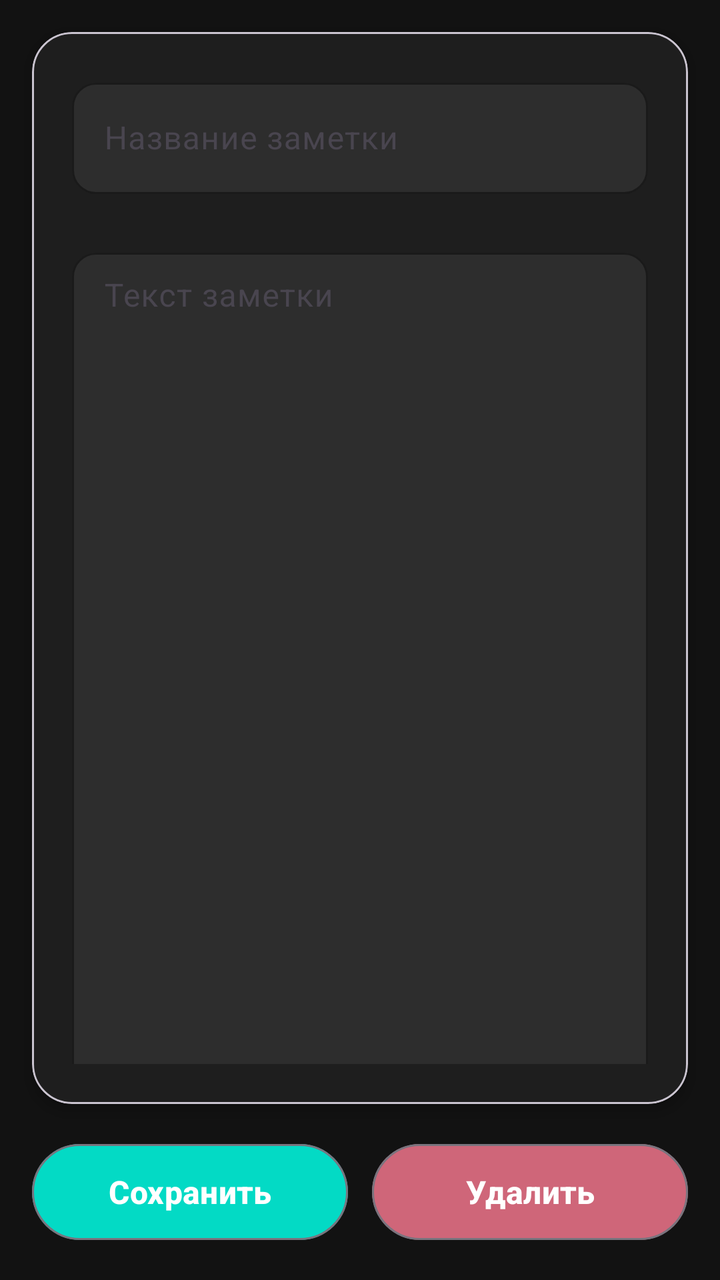
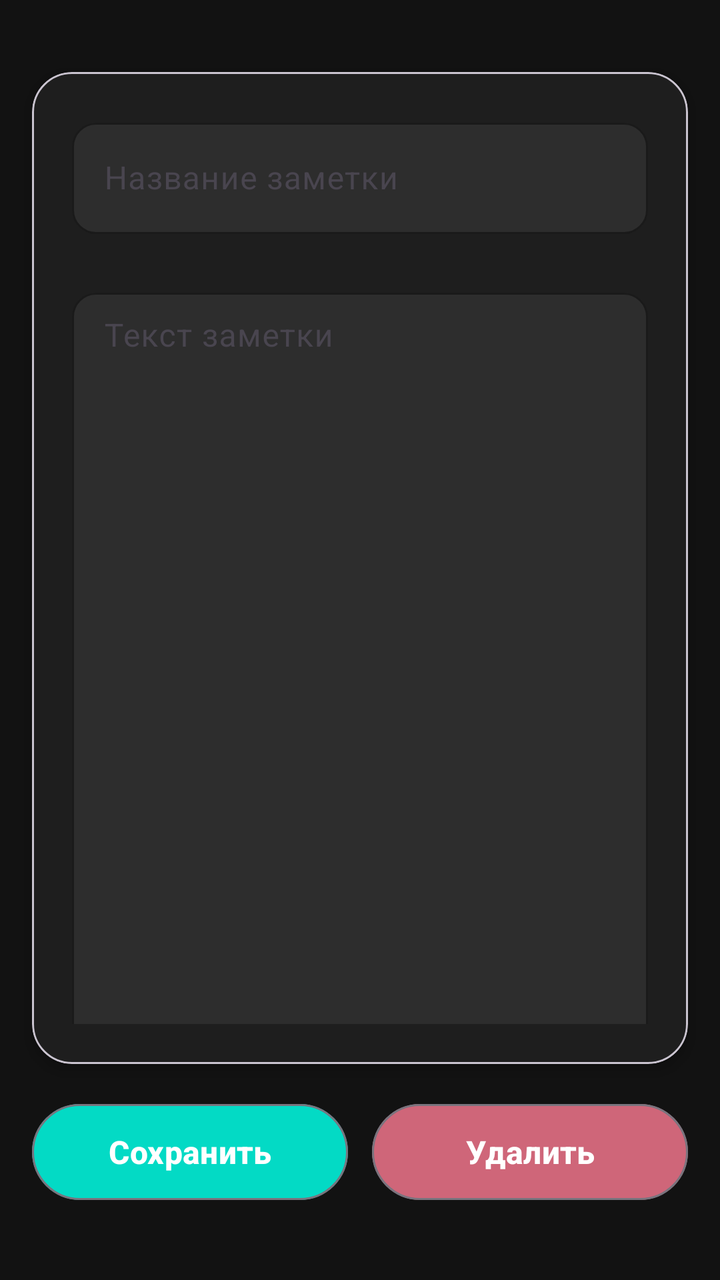

Two renders of the same Android screen: before a commit and after it. Below are the layout's source before the change and the commit's diff.
<!-- AndroidManifest.xml: application theme Theme.PersonalDiary -->
<!-- res/layout/activity_edit.xml -->
<?xml version="1.0" encoding="utf-8"?>
<androidx.constraintlayout.widget.ConstraintLayout
    xmlns:android="http://schemas.android.com/apk/res/android"
    xmlns:app="http://schemas.android.com/apk/res-auto"
    xmlns:tools="http://schemas.android.com/tools"
    android:layout_width="match_parent"
    android:layout_height="match_parent"
    android:background="#121212"
    tools:context=".EditActivity">

    
    <com.google.android.material.card.MaterialCardView
        android:id="@+id/cardInput"
        android:layout_width="0dp"
        android:layout_height="0dp"
        android:layout_margin="16dp"
        app:cardBackgroundColor="#1E1E1E"
        app:cardCornerRadius="20dp"
        app:cardElevation="4dp"
        app:layout_constraintBottom_toTopOf="@+id/buttonsContainer"
        app:layout_constraintEnd_toEndOf="parent"
        app:layout_constraintStart_toStartOf="parent"
        app:layout_constraintTop_toTopOf="parent">

        <androidx.core.widget.NestedScrollView
            android:layout_width="match_parent"
            android:layout_height="match_parent"
            android:padding="20dp">

            <LinearLayout
                android:layout_width="match_parent"
                android:layout_height="match_parent"
                android:orientation="vertical">

                
                <com.google.android.material.textfield.TextInputLayout
                    android:id="@+id/tilNoteName"
                    style="@style/Widget.Material3.TextInputLayout.OutlinedBox"
                    android:layout_width="match_parent"
                    android:layout_height="wrap_content"
                    android:layout_marginBottom="24dp"
                    android:hint="Название заметки"
                    app:boxBackgroundColor="#2D2D2D"
                    app:boxStrokeColor="#BB86FC"
                    app:boxStrokeWidth="1dp"
                    app:boxStrokeWidthFocused="2dp"
                    app:boxCornerRadiusTopStart="12dp"
                    app:boxCornerRadiusTopEnd="12dp"
                    app:boxCornerRadiusBottomStart="12dp"
                    app:boxCornerRadiusBottomEnd="12dp"
                    app:hintTextColor="#9E9E9E"
                    app:startIconTint="#BB86FC">

                    <com.google.android.material.textfield.TextInputEditText
                        android:id="@+id/etNoteName"
                        android:layout_width="match_parent"
                        android:layout_height="match_parent"
                        android:textColor="#FFFFFF"
                        android:textSize="16sp"
                        android:inputType="textCapSentences"
                        android:maxLines="1" />

                </com.google.android.material.textfield.TextInputLayout>

                
                <com.google.android.material.textfield.TextInputLayout
                    android:id="@+id/tilMessage"
                    style="@style/Widget.Material3.TextInputLayout.OutlinedBox"
                    android:layout_width="match_parent"
                    android:layout_height="500dp"
                    android:hint="Текст заметки"
                    app:boxBackgroundColor="#2D2D2D"
                    app:boxStrokeColor="#BB86FC"
                    app:boxStrokeWidth="1dp"
                    app:boxStrokeWidthFocused="2dp"
                    app:boxCornerRadiusTopStart="12dp"
                    app:boxCornerRadiusTopEnd="12dp"
                    app:boxCornerRadiusBottomStart="12dp"
                    app:boxCornerRadiusBottomEnd="12dp"
                    app:hintTextColor="#9E9E9E"
                    app:startIconTint="#BB86FC">

                    <com.google.android.material.textfield.TextInputEditText
                        android:id="@+id/etMessage"
                        android:layout_width="match_parent"
                        android:layout_height="match_parent"
                        android:gravity="top"
                        android:textColor="#FFFFFF"
                        android:textSize="16sp"
                        android:inputType="textMultiLine"
                        android:paddingTop="12dp" />

                </com.google.android.material.textfield.TextInputLayout>

            </LinearLayout>
        </androidx.core.widget.NestedScrollView>
    </com.google.android.material.card.MaterialCardView>

    
    <LinearLayout
        android:id="@+id/buttonsContainer"
        android:layout_width="0dp"
        android:layout_height="wrap_content"
        android:layout_marginStart="16dp"
        android:layout_marginEnd="16dp"
        android:layout_marginBottom="16dp"
        android:orientation="horizontal"
        android:weightSum="2"
        app:layout_constraintBottom_toBottomOf="parent"
        app:layout_constraintEnd_toEndOf="parent"
        app:layout_constraintStart_toStartOf="parent">

        <com.google.android.material.button.MaterialButton
            android:id="@+id/btnSave"
            android:layout_width="0dp"
            android:layout_height="56dp"
            android:layout_weight="1"
            android:layout_marginEnd="12dp"
            android:text="Сохранить"
            android:textColor="#FFFFFF"
            android:textSize="16sp"
            android:textStyle="bold"
            app:backgroundTint="#03DAC5"
            app:cornerRadius="28dp"
            style="@style/Widget.Material3.Button.OutlinedButton" />

        <com.google.android.material.button.MaterialButton
            android:id="@+id/btnDelete"
            android:layout_width="0dp"
            android:layout_height="56dp"
            android:layout_weight="1"
            android:text="Удалить"
            android:textColor="#FFFFFF"
            android:textSize="16sp"
            android:textStyle="bold"
            app:backgroundTint="#CF6679"
            app:cornerRadius="28dp"
            app:iconTint="#FFFFFF"
            app:iconGravity="textStart"
            app:iconPadding="8dp"
            style="@style/Widget.Material3.Button.OutlinedButton" />

    </LinearLayout>

</androidx.constraintlayout.widget.ConstraintLayout>
<!-- resources referenced by this layout -->
<resources>
  <style name="Theme.PersonalDiary" parent="Base.Theme.PersonalDiary" />
  <style name="Base.Theme.PersonalDiary" parent="Theme.Material3.DayNight.NoActionBar">
          
          
      </style>
</resources>

<!-- the commit's change to res/layout/activity_edit.xml (unified diff, before → after) -->
@@ -6,7 +6,9 @@
     android:layout_width="match_parent"
     android:layout_height="match_parent"
     android:background="#121212"
-    tools:context=".EditActivity">
+    tools:context=".EditActivity"
+    android:paddingBottom="20dp"
+    android:paddingTop="20dp">
 
     
     <com.google.android.material.card.MaterialCardView
@@ -67,7 +69,7 @@
                     android:id="@+id/tilMessage"
                     style="@style/Widget.Material3.TextInputLayout.OutlinedBox"
                     android:layout_width="match_parent"
-                    android:layout_height="500dp"
+                    android:layout_height="460dp"
                     android:hint="Текст заметки"
                     app:boxBackgroundColor="#2D2D2D"
                     app:boxStrokeColor="#BB86FC"
